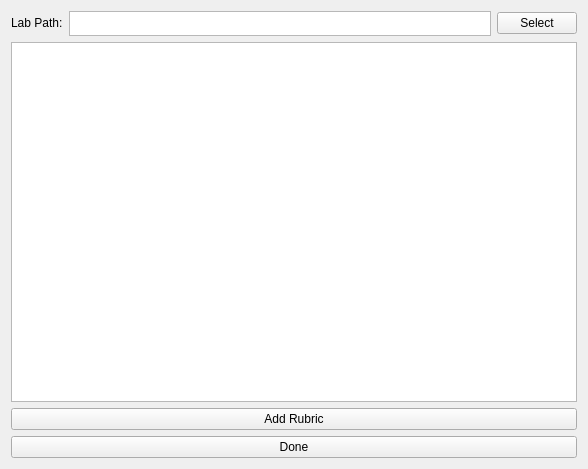
This is repo_project/addlabsGUI/addlabsgui.ui in tokorealand/CS205 as Qt 5 draws it before an edit. The edited form follows.
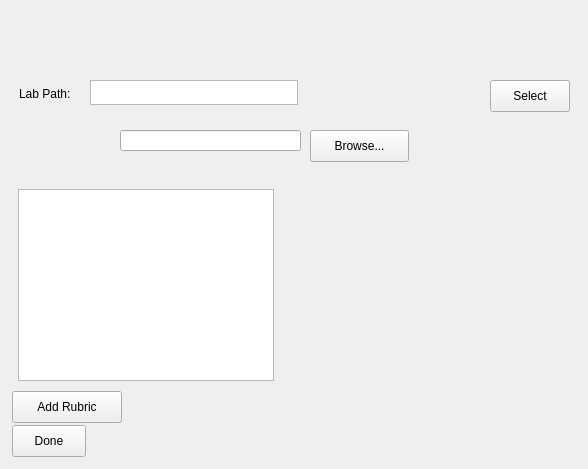
This is the edited form.

```diff
--- a/repo_project/addlabsGUI/addlabsgui.ui
+++ b/repo_project/addlabsGUI/addlabsgui.ui
@@ -13,29 +13,70 @@
   <property name="windowTitle">
    <string>AddLabsGUI</string>
   </property>
-  <layout class="QVBoxLayout" name="verticalLayout_2">
-   <item>
-    <layout class="QVBoxLayout" name="verticalLayout">
-     <item>
-      <layout class="QHBoxLayout" name="horizontalLayout">
-       <property name="sizeConstraint">
-        <enum>QLayout::SetDefaultConstraint</enum>
-       </property>
-       <item>
-        <widget class="QLabel" name="labPathLabel">
+  <widget class="QPushButton" name="addRubricButton">
+   <property name="geometry">
+    <rect>
+     <x>12</x>
+     <y>391</y>
+     <width>110</width>
+     <height>32</height>
+    </rect>
+   </property>
+   <property name="text">
+    <string>Add Rubric</string>
+   </property>
+  </widget>
+  <widget class="QTextEdit" name="displayLabs">
+   <property name="geometry">
+    <rect>
+     <x>18</x>
+     <y>189</y>
+     <width>256</width>
+     <height>192</height>
+    </rect>
+   </property>
          <property name="sizePolicy">
-          <sizepolicy hsizetype="Preferred" vsizetype="Fixed">
+    <sizepolicy hsizetype="Expanding" vsizetype="Expanding">
            <horstretch>0</horstretch>
            <verstretch>0</verstretch>
           </sizepolicy>
          </property>
+  </widget>
+  <widget class="QPushButton" name="doneButton">
+   <property name="geometry">
+    <rect>
+     <x>12</x>
+     <y>425</y>
+     <width>74</width>
+     <height>32</height>
+    </rect>
+   </property>
          <property name="text">
-          <string>Lab Path:</string>
-         </property>
-        </widget>
-       </item>
-       <item>
+    <string>Done</string>
+   </property>
+  </widget>
+  <widget class="QPushButton" name="browseButton">
+   <property name="geometry">
+    <rect>
+     <x>310</x>
+     <y>130</y>
+     <width>99</width>
+     <height>32</height>
+    </rect>
+   </property>
+   <property name="text">
+    <string>Browse...</string>
+   </property>
+  </widget>
         <widget class="QTextEdit" name="labPathText">
+   <property name="geometry">
+    <rect>
+     <x>90</x>
+     <y>80</y>
+     <width>208</width>
+     <height>25</height>
+    </rect>
+   </property>
          <property name="maximumSize">
           <size>
            <width>16777215</width>
@@ -43,9 +84,15 @@
           </size>
          </property>
         </widget>
-       </item>
-       <item>
         <widget class="QPushButton" name="selectButton">
+   <property name="geometry">
+    <rect>
+     <x>490</x>
+     <y>80</y>
+     <width>80</width>
+     <height>32</height>
+    </rect>
+   </property>
          <property name="sizePolicy">
           <sizepolicy hsizetype="Minimum" vsizetype="Fixed">
            <horstretch>0</horstretch>
@@ -56,36 +103,35 @@
           <string>Select</string>
          </property>
         </widget>
-       </item>
-      </layout>
-     </item>
-     <item>
-      <widget class="QTextEdit" name="displayLabs">
+  <widget class="QLabel" name="labPathLabel">
+   <property name="geometry">
+    <rect>
+     <x>19</x>
+     <y>86</y>
+     <width>58</width>
+     <height>16</height>
+    </rect>
+   </property>
        <property name="sizePolicy">
-        <sizepolicy hsizetype="Expanding" vsizetype="Expanding">
+    <sizepolicy hsizetype="Preferred" vsizetype="Fixed">
          <horstretch>0</horstretch>
          <verstretch>0</verstretch>
         </sizepolicy>
        </property>
-      </widget>
-     </item>
-     <item>
-      <widget class="QPushButton" name="addRubricButton">
        <property name="text">
-        <string>Add Rubric</string>
-       </property>
-      </widget>
-     </item>
-     <item>
-      <widget class="QPushButton" name="doneButton">
-       <property name="text">
-        <string>Done</string>
-       </property>
-      </widget>
-     </item>
-    </layout>
-   </item>
-  </layout>
+    <string>Lab Path:</string>
+   </property>
+  </widget>
+  <widget class="QLineEdit" name="browsePath">
+   <property name="geometry">
+    <rect>
+     <x>120</x>
+     <y>130</y>
+     <width>181</width>
+     <height>21</height>
+    </rect>
+   </property>
+  </widget>
  </widget>
  <layoutdefault spacing="6" margin="11"/>
  <resources/>
```
Lines whose indentation alone changed are shown as unchanged.
